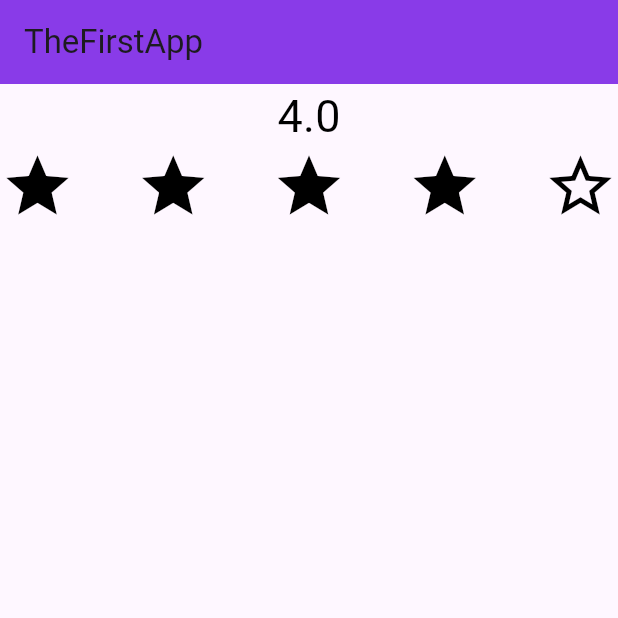
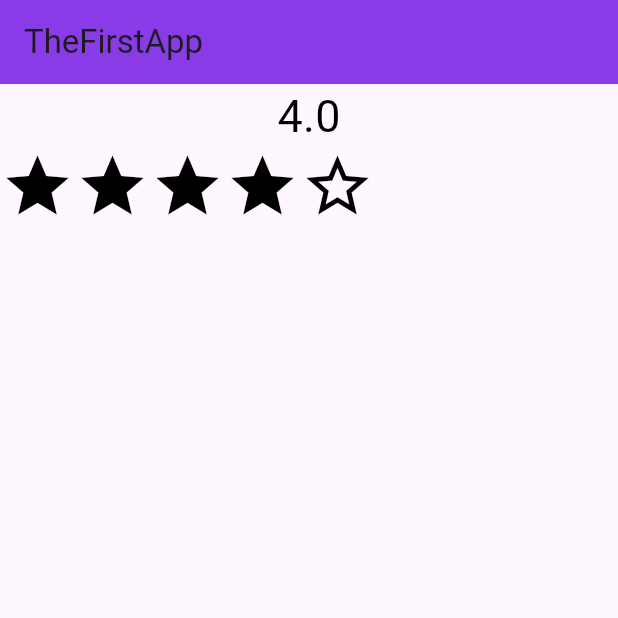
Before and after one commit to mynul5837/flutter_application_1, a Flutter app: the screen it shows after launch, on a phone screen of 412 x 824 dp, the top half of it. Run offline on Flutter 3.47's test engine with Material 3 defaults, Android fonts, the phone set to English and light mode, and no system bars; our stand-ins replace iconsax.

```diff
--- a/lib/main.dart
+++ b/lib/main.dart
@@ -24,8 +24,8 @@ class MyLAB01 extends StatelessWidget {
               style: TextStyle(color: Colors.black, fontSize: 30),
             ), // Gap between text and stars
             Row(
-              mainAxisAlignment: MainAxisAlignment.spaceBetween,
-              crossAxisAlignment: CrossAxisAlignment.center,
+              // mainAxisAlignment: MainAxisAlignment.spaceBetween,
+              // crossAxisAlignment: CrossAxisAlignment.center,
               children: const [
                 Icon(
                   Icons.star,
```
